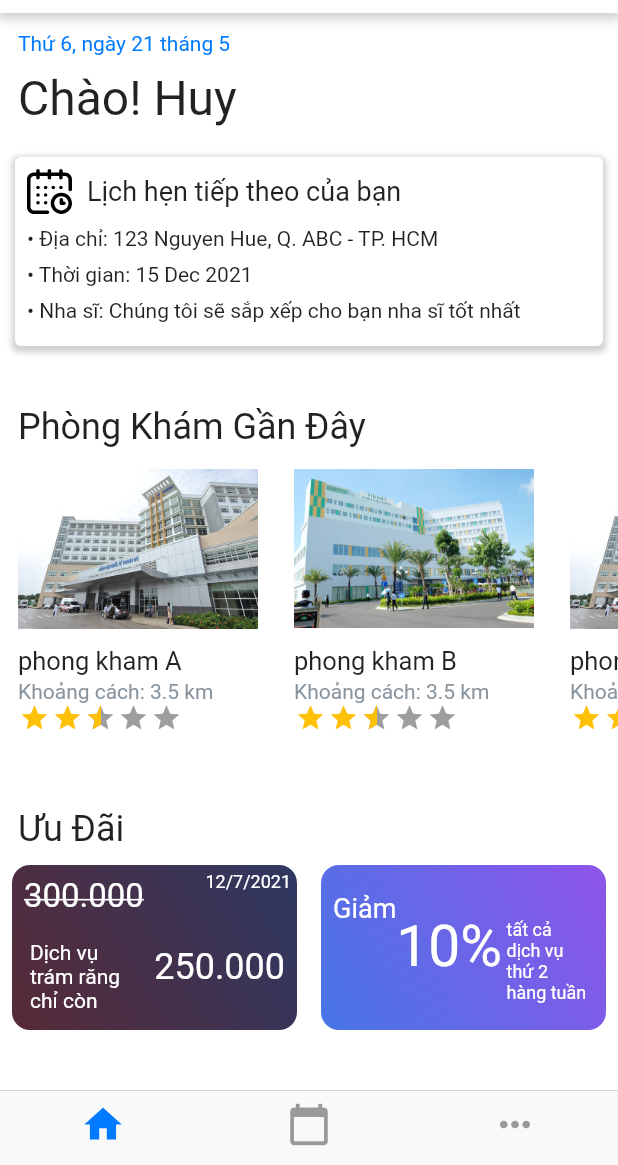
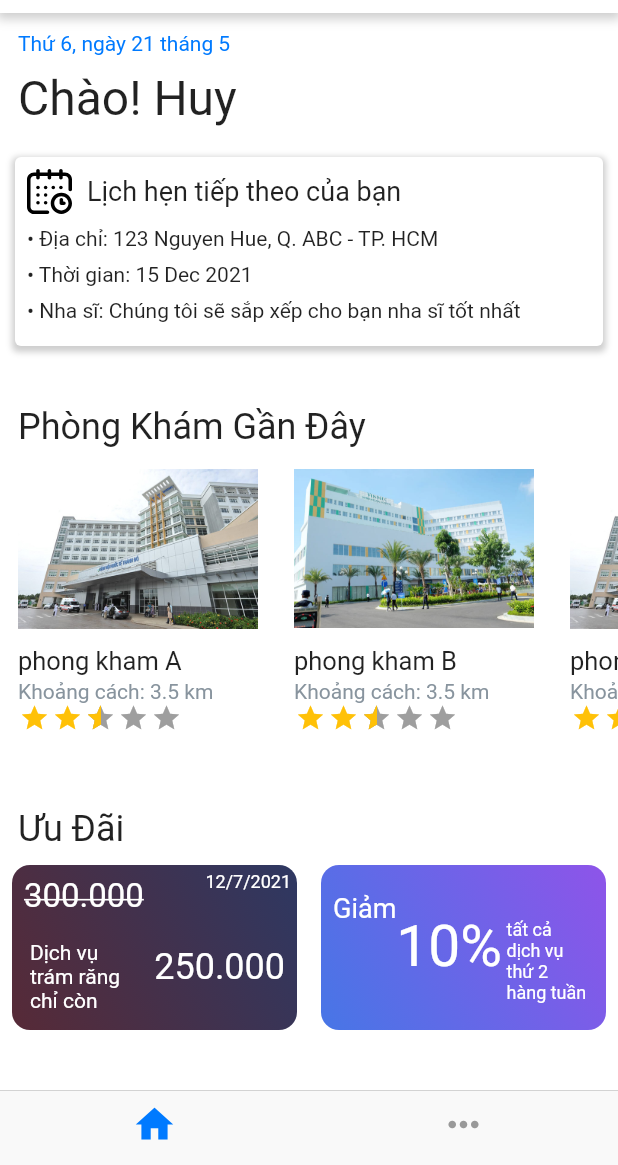
Before and after one commit to redore1234/HCIProject, a Flutter app: the screen it shows after launch, on a phone screen of 412 x 824 dp, the part 71-1236 px from its top. Run offline on Flutter 3.47's test engine with Material 2 defaults, Android fonts, the phone set to English and light mode, and no system bars; drawn by our look-alikes of flutter_rating_bar; our stand-ins replace date_picker_timeline, flutter_svg, fluttertoast, table_calendar; missing offline and left inert: fa_stepper.

Commit message:
update tab bar

```diff
--- a/lib/views/global/main-tab-bar.dart
+++ b/lib/views/global/main-tab-bar.dart
@@ -21,9 +21,9 @@ class _MainTabBarState extends State<MainTabBar> {
           BottomNavigationBarItem(
             icon: Icon(Icons.home),
           ),
-          BottomNavigationBarItem(
-            icon: Icon(Icons.calendar_today),
-          ),
+//          BottomNavigationBarItem(
+//            icon: Icon(Icons.calendar_today),
+//          ),
           BottomNavigationBarItem(
             icon: Icon(Icons.more_horiz),
           ),
@@ -36,11 +36,15 @@ class _MainTabBarState extends State<MainTabBar> {
             builder: (BuildContext context) => Home(),
           );
         } else if (index == 1) {
-          //return CupertinoTabView(navigatorKey: secondTabNavKey, builder: (BuildContext context) => SchedulePage(),);
           return CupertinoTabView(
             navigatorKey: secondTabNavKey,
-            builder: (BuildContext context) => StepperReserve(),
+            builder: (BuildContext context) => ProfilePage(),
           );
+          //return CupertinoTabView(navigatorKey: secondTabNavKey, builder: (BuildContext context) => SchedulePage(),);
+//          return CupertinoTabView(
+//            navigatorKey: secondTabNavKey,
+//            builder: (BuildContext context) => StepperReserve(),
+//          );
         } else {
           return CupertinoTabView(
             navigatorKey: thirdTabNavKey,
```
